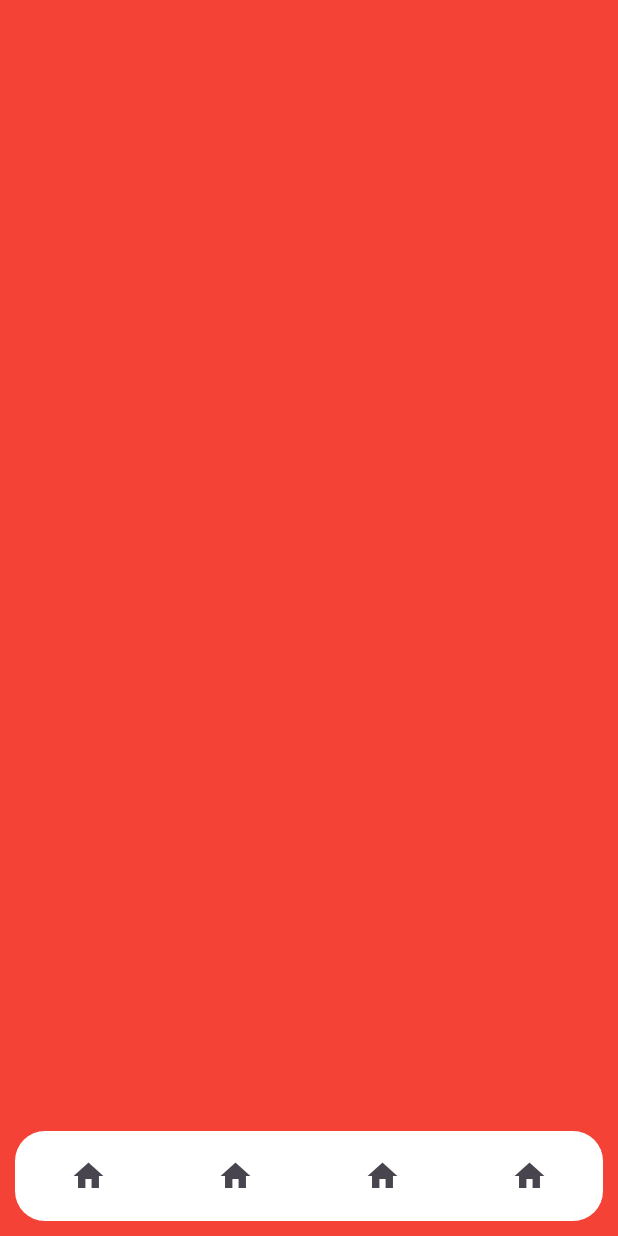
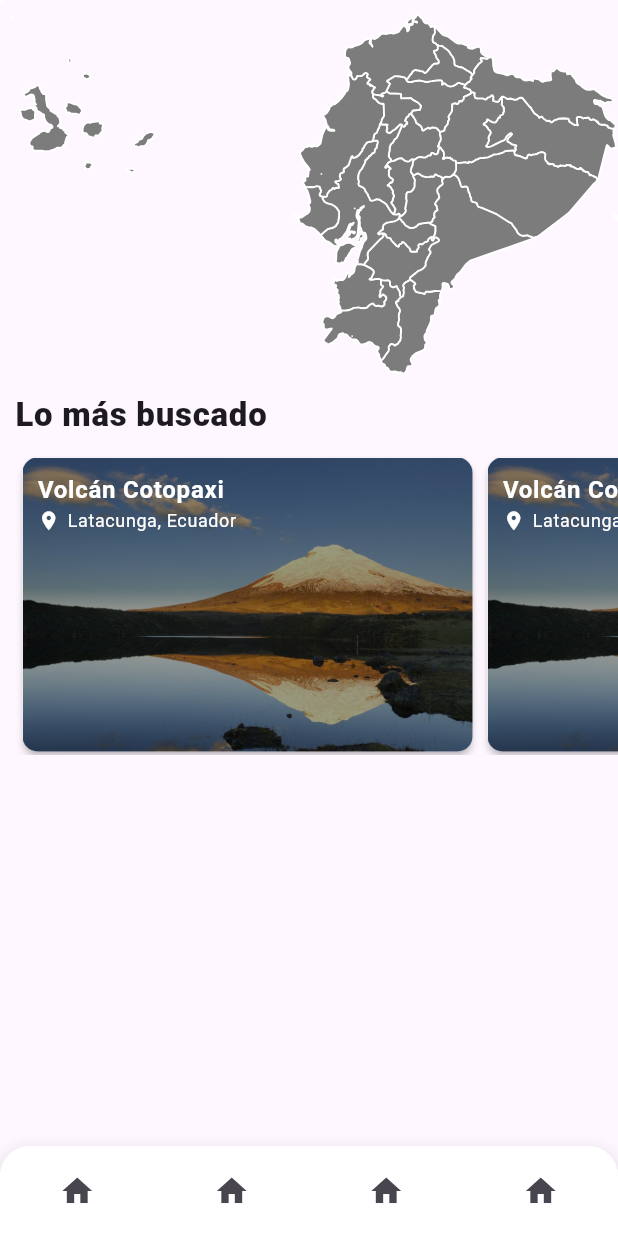
Before and after one commit to RKOrtega94/traveller_mobile_flutter, a Flutter app: the screen it shows after launch, on a phone screen of 412 x 824 dp. Run offline on Flutter 3.47's test engine with Material 2 defaults, Android fonts, the phone set to English and light mode, and no system bars; our stand-ins replace auto_route, flutter_svg.

Commit message:
Update: HomeScreen

```diff
--- /dev/null
+++ b/lib/core/constants/app_constants.dart
@@ -0,0 +1,2 @@
+String BASE_IMAGE_PATH = 'assets/images';
+String BASE_ICON_PATH = 'assets/icons';
--- a/lib/presentation/layouts/main.dart
+++ b/lib/presentation/layouts/main.dart
@@ -1,4 +1,5 @@
 import 'package:flutter/material.dart';
+
 import 'package:traveller_mobile_flutter/presentation/widgets/bottom_navigator_bar.dart';
 
 class MainLayout extends StatelessWidget {
@@ -10,14 +11,17 @@ class MainLayout extends StatelessWidget {
     final size = MediaQuery.of(context).size;
     return Scaffold(
       extendBody: true,
+      backgroundColor: Theme.of(context).colorScheme.background,
       body: Container(
         width: size.width,
         height: size.height,
-        color: Colors.red,
+        child: child,
       ),
       bottomNavigationBar: AppBottomNavigationBar(
         currentIndex: 0,
-        onTap: (index) => {print(index)},
+        onTap: (index) => {
+          print(index),
+        },
       ),
     );
   }
--- a/lib/presentation/pages/home/home_screen.dart
+++ b/lib/presentation/pages/home/home_screen.dart
@@ -1,6 +1,9 @@
 import 'package:auto_route/auto_route.dart';
 import 'package:flutter/material.dart';
 import 'package:traveller_mobile_flutter/presentation/layouts/main.dart';
+import 'package:traveller_mobile_flutter/presentation/views/most_searched.dart';
+import 'package:traveller_mobile_flutter/presentation/widgets/section_widget.dart';
+import 'package:traveller_mobile_flutter/presentation/widgets/sliver_appbar.dart';
 
 @RoutePage()
 class HomeScreen extends StatelessWidget {
@@ -8,8 +11,23 @@ class HomeScreen extends StatelessWidget {
 
   @override
   Widget build(BuildContext context) {
-    return MainLayout(
-      child: Placeholder( ),
+    return const MainLayout(
+      child: CustomScrollView(
+        slivers: [
+          AppSliverAppbar(),
+          SliverToBoxAdapter(
+            child: Column(
+              crossAxisAlignment: CrossAxisAlignment.start,
+              children: [
+                AppSectionContainer(
+                  title: "Lo más buscado",
+                  child: MostSearched(),
+                ),
+              ],
+            ),
+          )
+        ],
+      ),
     );
   }
 }
--- a/lib/presentation/pages/splash/splash_screen.dart
+++ b/lib/presentation/pages/splash/splash_screen.dart
@@ -44,6 +44,7 @@ class _SplashScreenState extends State<SplashScreen>
         child: Center(
           child: Image.asset("assets/images/logo.png"),
         ),
-        ));
+      ),
+    );
   }
 }
--- /dev/null
+++ b/lib/presentation/views/most_searched.dart
@@ -0,0 +1,20 @@
+import 'package:flutter/material.dart';
+
+import 'package:traveller_mobile_flutter/presentation/widgets/place_card.dart';
+
+class MostSearched extends StatelessWidget {
+  const MostSearched({super.key});
+
+  @override
+  Widget build(BuildContext context) {
+    return SizedBox(
+      height: 200,
+      width: MediaQuery.of(context).size.width,
+      child: ListView.builder(
+        scrollDirection: Axis.horizontal,
+        padding: const EdgeInsets.symmetric(horizontal: 10),
+        itemBuilder: (contex, index) => const AppPlaceCard(),
+      ),
+    );
+  }
+}
--- a/lib/presentation/widgets/bottom_navigator_bar.dart
+++ b/lib/presentation/widgets/bottom_navigator_bar.dart
@@ -49,23 +49,29 @@ class _AppBottomNavigationBarState extends State<AppBottomNavigationBar>
   Widget build(BuildContext context) {
     return AnimatedBuilder(
         animation: _animation,
-      builder: (context, child) => Container(
-        margin: const EdgeInsets.all(10),
+        builder: (context, child) => Material(
+              elevation: 10,
+              borderRadius: const BorderRadius.vertical(
+                top: Radius.circular(20),
+              ),
+              child: Container(
                 height: 60,
                 decoration: BoxDecoration(
                   color: Colors.white.withOpacity(_animation.value),
-          borderRadius: BorderRadius.circular(20),
+                  borderRadius: const BorderRadius.vertical(
+                    top: Radius.circular(20),
+                  ),
                 ),
                 child: Row(
                   mainAxisAlignment: MainAxisAlignment.spaceAround,
                   children: [
-            IconButton(onPressed: (){}, icon: const Icon(Icons.home)),
+                    IconButton(onPressed: () {}, icon: const Icon(Icons.home)),
                     IconButton(onPressed: () {}, icon: const Icon(Icons.home)),
                     IconButton(onPressed: () {}, icon: const Icon(Icons.home)),
                     IconButton(onPressed: () {}, icon: const Icon(Icons.home)),
                   ],
                 ),
-      )
-    );
+              ),
+            ));
   }
 }
--- /dev/null
+++ b/lib/presentation/widgets/place_card.dart
@@ -0,0 +1,79 @@
+import 'package:flutter/material.dart';
+import 'package:traveller_mobile_flutter/core/constants/app_constants.dart';
+import 'package:traveller_mobile_flutter/presentation/widgets/stars_review.dart';
+
+class AppPlaceCard extends StatelessWidget {
+  const AppPlaceCard({super.key});
+
+  @override
+  Widget build(BuildContext context) {
+    return Container(
+      margin: const EdgeInsets.symmetric(horizontal: 5, vertical: 2),
+      child: Material(
+        elevation: 2,
+        borderRadius: BorderRadius.circular(10),
+        child: Container(
+          width: 300,
+          decoration: BoxDecoration(
+            borderRadius: BorderRadius.circular(10),
+            image: DecorationImage(
+              image: AssetImage(
+                "$BASE_IMAGE_PATH/cotopaxi.jpg",
+              ),
+              fit: BoxFit.cover,
+              colorFilter: ColorFilter.mode(
+                Colors.black.withOpacity(0.4),
+                BlendMode.darken,
+              ),
+            ),
+          ),
+          child: Stack(
+            fit: StackFit.expand,
+            children: [
+              Positioned(
+                child: Padding(
+                  padding: const EdgeInsets.all(10.0),
+                  child: Column(
+                    crossAxisAlignment: CrossAxisAlignment.start,
+                    children: [
+                      Text(
+                        "Volcán Cotopaxi",
+                        style: Theme.of(context).textTheme.bodyLarge?.copyWith(
+                              color: Colors.white,
+                              fontWeight: FontWeight.bold,
+                            ),
+                      ),
+                      Row(
+                        mainAxisAlignment: MainAxisAlignment.start,
+                        children: [
+                          const Icon(
+                            Icons.location_on,
+                            color: Colors.white,
+                            size: 15,
+                          ),
+                          const SizedBox(width: 5),
+                          Text(
+                            "Latacunga, Ecuador",
+                            style: Theme.of(context)
+                                .textTheme
+                                .bodySmall
+                                ?.copyWith(color: Colors.white),
+                          ),
+                        ],
+                      )
+                    ],
+                  ),
+                ),
+              ),
+              const Positioned(
+                bottom: 0,
+                right: 0,
+                child: AppStarsReview(),
+              ),
+            ],
+          ),
+        ),
+      ),
+    );
+  }
+}
--- /dev/null
+++ b/lib/presentation/widgets/section_widget.dart
@@ -0,0 +1,30 @@
+import 'package:flutter/material.dart';
+
+class AppSectionContainer extends StatelessWidget {
+  final String title;
+  final Widget child;
+  const AppSectionContainer(
+      {super.key, required this.title, required this.child});
+
+  @override
+  Widget build(BuildContext context) {
+    return Container(
+      child: Column(
+        crossAxisAlignment: CrossAxisAlignment.start,
+        children: [
+          Padding(
+            padding: const EdgeInsets.all(10.0),
+            child: Text(
+              "$title",
+              style: Theme.of(context).textTheme.bodyLarge?.copyWith(
+                    fontSize: 22,
+                    fontWeight: FontWeight.w800,
+                  ),
+            ),
+          ),
+          child,
+        ],
+      ),
+    );
+  }
+}
--- /dev/null
+++ b/lib/presentation/widgets/sliver_appbar.dart
@@ -0,0 +1,31 @@
+import 'package:flutter/material.dart';
+import 'package:flutter_svg/flutter_svg.dart';
+import 'package:traveller_mobile_flutter/core/constants/app_constants.dart';
+
+class AppSliverAppbar extends StatelessWidget {
+  const AppSliverAppbar({super.key});
+
+  @override
+  Widget build(BuildContext context) {
+    return SliverAppBar(
+      expandedHeight: 250,
+      flexibleSpace: FlexibleSpaceBar(
+        background: Stack(
+          fit: StackFit.expand,
+          children: [
+            SvgPicture.asset(
+              "$BASE_ICON_PATH/ec_map.svg",
+              fit: BoxFit.cover,
+              alignment: Alignment.centerRight,
+            ),
+            SvgPicture.asset(
+              "$BASE_ICON_PATH/ec_map.svg",
+              fit: BoxFit.cover,
+              alignment: Alignment.centerLeft,
+            ),
+          ],
+        ),
+      ),
+    );
+  }
+}
--- /dev/null
+++ b/lib/presentation/widgets/stars_review.dart
@@ -0,0 +1,13 @@
+import 'package:flutter/material.dart';
+
+class AppStarsReview extends StatelessWidget {
+  const AppStarsReview({super.key});
+
+  @override
+  Widget build(BuildContext context) {
+    return Row(
+      mainAxisSize: MainAxisSize.min,
+      children: [],
+    );
+  }
+}
```
Also changed, not shown: pubspec.yaml (+4 -4 lines), assets/icons/ec_map.svg (added), assets/icons/menu.svg (added), assets/images/cotopaxi.jpg (added), pubspec.lock. Lines whose indentation alone changed are shown as unchanged.
